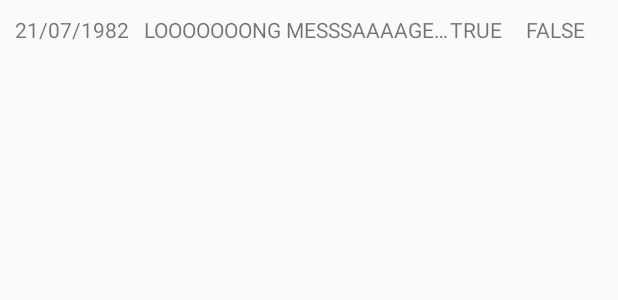
After one commit to dabitdev/SampleAuthApp, an Android app: the layout history_task_row.xml on its own in the app's theme, with its tools: preview values and no code run, on a phone screen of 412 x 824 dp. The commit adds this screen. Shown: the top 300 px of the screen. Run offline under Robolectric (Android 15) with nearby library versions, the phone set to English and light mode, and no system bars.

Commit message:
adding the list of history.

```diff
--- a/app/src/main/java/com/nordicloop/concierge/MyFirebaseMessagingService.java
+++ b/app/src/main/java/com/nordicloop/concierge/MyFirebaseMessagingService.java
@@ -97,7 +97,7 @@ public class MyFirebaseMessagingService extends FirebaseMessagingService {
      * Handle time allotted to BroadcastReceivers.
      */
     private void handleNow() {
-        Log.d(TAG, "Short lived task is done.");
+        Log.d(TAG, "Short lived conciergeTask is done.");
     }
 
     /**
--- a/app/src/main/java/com/nordicloop/concierge/RequestFragment.java
+++ b/app/src/main/java/com/nordicloop/concierge/RequestFragment.java
@@ -32,7 +32,7 @@ import android.widget.Button;
 import android.widget.Toast;
 
 import com.google.firebase.auth.FirebaseAuth;
-import com.nordicloop.concierge.model.Task;
+import com.nordicloop.concierge.model.ConciergeTask;
 
 
 public class RequestFragment extends Fragment {
@@ -55,7 +55,7 @@ public class RequestFragment extends Fragment {
             public void onClick(View view) {
                 Toast.makeText(view.getContext(), "Request added successfully!", Toast.LENGTH_LONG).show();
                 String uid = FirebaseAuth.getInstance().getUid();
-                Task.writeNewTask(uid, mEditText.getText().toString(), mApproval.isChecked());
+                ConciergeTask.writeNewTask(uid, System.currentTimeMillis(), mEditText.getText().toString(), mApproval.isChecked(), mUrgent.isChecked());
                 resetForm();
             }
         });
--- /dev/null
+++ b/app/src/main/res/layout/history_task_row.xml
@@ -0,0 +1,40 @@
+<?xml version="1.0" encoding="utf-8"?>
+<LinearLayout xmlns:android="http://schemas.android.com/apk/res/android"
+              xmlns:tools="http://schemas.android.com/tools"
+              android:padding="10dp"
+              android:orientation="horizontal"
+              android:layout_width="match_parent"
+              android:layout_height="wrap_content">
+
+    <TextView
+        android:id="@+id/date"
+        android:ellipsize="end"
+        android:layout_width="wrap_content"
+        android:layout_height="wrap_content"
+        android:layout_marginRight="10dp"
+        android:layout_marginEnd="10dp"
+        tools:text="21/07/1982"/>
+
+    <TextView
+        android:ellipsize="end"
+        android:lines="1"
+        android:id="@+id/textMessage"
+        android:layout_width="0dp"
+        android:layout_weight="4"
+        android:layout_height="wrap_content"
+        tools:text="LOOOOOOONG MESSSAAAAGEEEEE"/>
+
+    <TextView
+        android:id="@+id/approval"
+        android:layout_width="0dp"
+        android:layout_weight="1"
+        android:layout_height="wrap_content"
+        tools:text="TRUE"/>
+
+    <TextView
+        android:layout_width="0dp"
+        android:id="@+id/urgent"
+        android:layout_weight="1"
+        android:layout_height="wrap_content"
+        tools:text="FALSE"/>
+</LinearLayout>
```
Also changed, not shown: app/src/main/java/com/nordicloop/concierge/HistoryFragment.java (+21 -6 lines), app/src/main/java/com/nordicloop/concierge/HistoryTaskAdapter.java (added, +60 -0 lines), app/src/main/java/com/nordicloop/concierge/model/ConciergeTask.java (renamed from app/src/main/java/com/nordicloop/concierge/model/Task.java, +12 -7 lines), app/src/main/res/layout/fragment_history.xml (+15 -10 lines).
